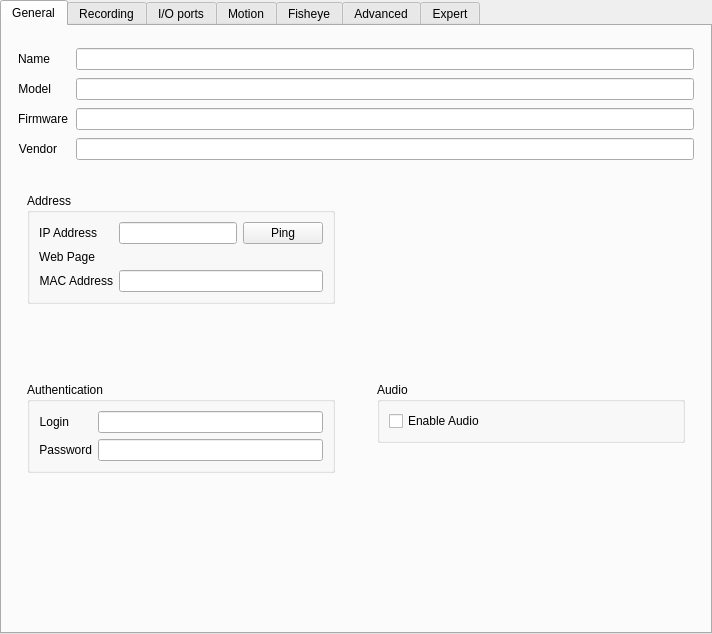
Before: the Qt Designer form client/nx_client_desktop/src/ui/widgets/properties/single_camera_settings_widget.ui in networkoptix/nx_open, drawn with Qt 5.
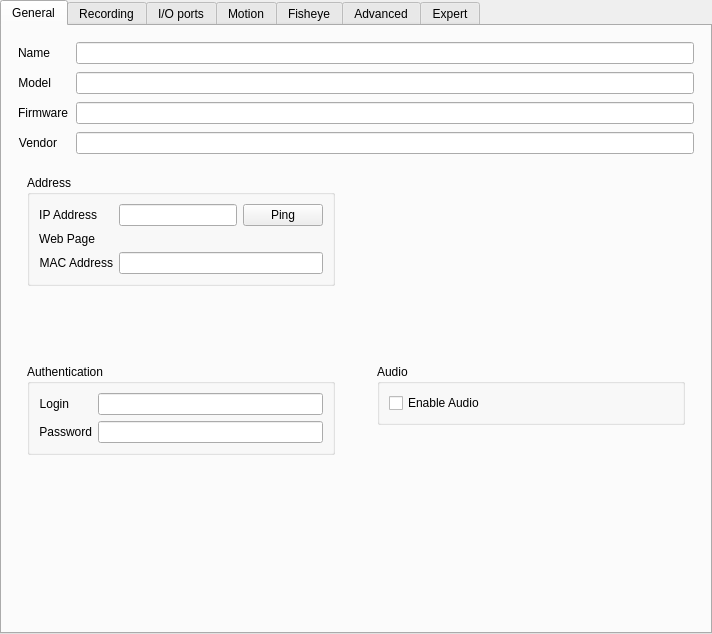
After: the same form once the commit is applied. Custom widgets are drawn as their Qt base class.

Commit message:
VMS-8437 Spacing issues
<==== Mercurial data ====>
Branch: vms_3.1_wearable_beta

Patch:
```diff
--- a/client/nx_client_desktop/src/ui/widgets/properties/single_camera_settings_widget.ui
+++ b/client/nx_client_desktop/src/ui/widgets/properties/single_camera_settings_widget.ui
@@ -36,6 +36,9 @@
        <string>General</string>
       </attribute>
       <layout class="QVBoxLayout" name="verticalLayout_2" stretch="0,0">
+       <property name="spacing">
+        <number>0</number>
+       </property>
        <property name="leftMargin">
         <number>0</number>
        </property>
@@ -414,8 +417,8 @@
                 </property>
                 <property name="sizeHint" stdset="0">
                  <size>
-                  <width>4</width>
-                  <height>4</height>
+                  <width>8</width>
+                  <height>8</height>
                  </size>
                 </property>
                </spacer>
```
The commit also changes 1 other file.
